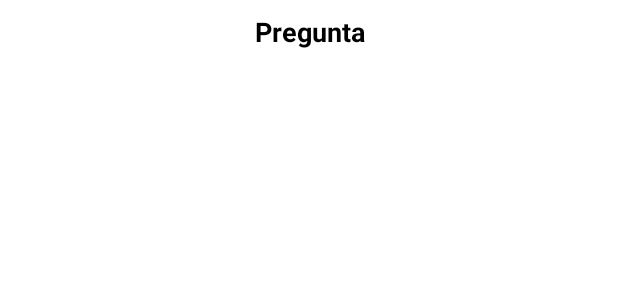
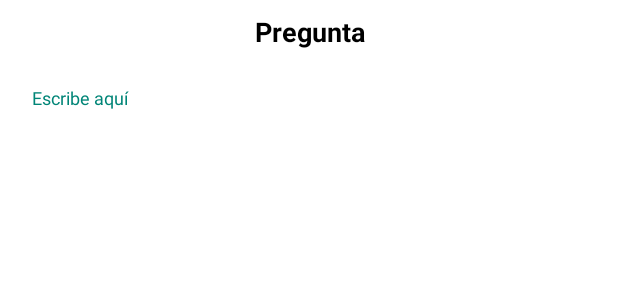
Before and after one commit to Jonathan1429/Review, an Android app: the layout activity_cuestionario.xml on its own in the app's theme, with its tools: preview values and no code run, on a phone screen of 412 x 824 dp. Shown: the part 167-448 px from the top of the screen. Run offline under Robolectric (Android 15) with nearby library versions, the phone set to English and light mode, and no system bars; plain views replace SubsamplingScaleImageView, TouchImageView.

Commit message:
Implementación de imagenes con textos en la creación de una guía de estudio

```diff
--- a/app/src/main/res/layout/activity_cuestionario.xml
+++ b/app/src/main/res/layout/activity_cuestionario.xml
@@ -128,6 +128,18 @@
                     tools:ignore="ContentDescription" />
 
                 <ImageView
+                    android:id="@+id/imgvCancelarImg"
+                    android:layout_width="34dp"
+                    android:layout_height="34dp"
+                    android:layout_marginStart="5dp"
+                    android:layout_marginTop="10dp"
+                    android:layout_marginEnd="5dp"
+                    android:background="?android:attr/selectableItemBackgroundBorderless"
+                    android:src="@drawable/ic_cancel"
+                    android:visibility="gone"
+                    tools:ignore="ContentDescription" />
+
+                <ImageView
                     android:id="@+id/imgvEliminar"
                     android:layout_width="34dp"
                     android:layout_height="34dp"
@@ -191,7 +203,7 @@
                 android:layout_marginEnd="6dp"
                 android:labelFor="@+id/tvContenidoPregResp"
                 android:padding="15dp"
-                android:visibility="gone"
+                android:visibility="visible"
                 app:endIconMode="clear_text">
 
                 <com.google.android.material.textfield.TextInputEditText
@@ -203,7 +215,8 @@
                     android:gravity="top"
                     android:inputType="text|textMultiLine"
                     android:scrollbars="vertical"
-                    android:textSize="18sp" />
+                    android:textSize="18sp"
+                    android:hint="Escribe aquí"/>
             </com.google.android.material.textfield.TextInputLayout>
 
             <com.davemorrissey.labs.subscaleview.SubsamplingScaleImageView
@@ -211,7 +224,7 @@
                 android:layout_width="match_parent"
                 android:layout_height="match_parent"
                 android:layout_margin="20dp"
-                android:visibility="visible"/>
+                android:visibility="gone"/>
 
             <!-- <com.ortiz.touchview.TouchImageView
                 android:id="@+id/ivImagen"
--- a/app/src/main/res/layout/activity_repasar_guia.xml
+++ b/app/src/main/res/layout/activity_repasar_guia.xml
@@ -111,7 +111,7 @@
                 android:padding="15dp"
                 android:hint="@string/etPregunta"
                 android:labelFor="@+id/tvContenidoPregResp"
-                android:visibility="gone"
+                android:visibility="visible"
                 app:endIconMode="clear_text">
 
                 <com.google.android.material.textfield.TextInputEditText
@@ -132,7 +132,7 @@
                 android:layout_width="match_parent"
                 android:layout_height="match_parent"
                 android:layout_margin="20dp"
-                android:visibility="visible"/>
+                android:visibility="gone"/>
         </LinearLayout>
     </androidx.cardview.widget.CardView>
 
```
Also changed, not shown: app/src/main/java/com/jonathanev/review/Activities/Activity_Cuestionario.kt (+70 -7 lines), app/src/main/java/com/jonathanev/review/Activities/Activity_RepasarGuia.kt (+23 -9 lines).
